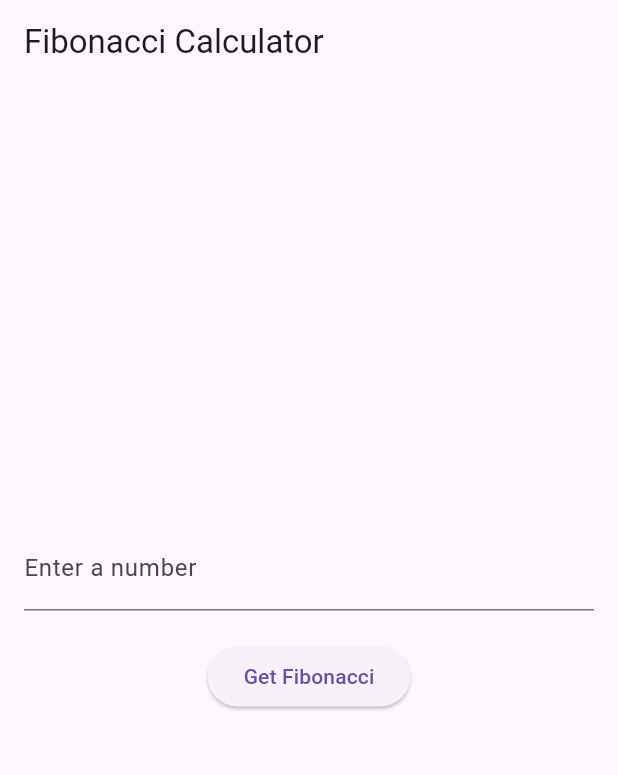
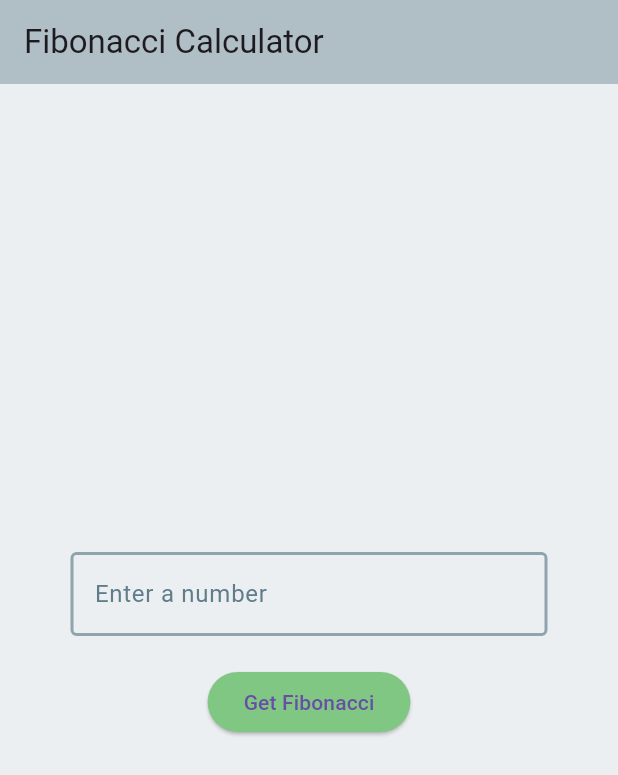
Before and after one commit to scrawfordlk/fibonacci, a Flutter app: the screen it shows after launch, on a phone screen of 412 x 824 dp. Shown: the top 775 px of the screen. Run offline on Flutter 3.47's test engine with Material 3 defaults, Android fonts, the phone set to English and light mode, and no system bars; our stand-ins replace fixnum, loading_animation_widget; missing offline and left inert: grpc, protobuf.

Commit message:
final touches to frontend look

```diff
--- a/flutter_grpc_client/lib/main.dart
+++ b/flutter_grpc_client/lib/main.dart
@@ -1,5 +1,9 @@
 import 'package:flutter/material.dart';
 import 'package:grpc/grpc.dart';
+import 'dart:math'; // For custom animation
+import 'dart:async'; // For Stopwatch
+import 'package:loading_animation_widget/loading_animation_widget.dart';
+
 import 'generated/fibonacci.pb.dart';
 import 'generated/fibonacci.pbgrpc.dart';
 
@@ -13,7 +17,7 @@ class MyApp extends StatelessWidget {
     return MaterialApp(
       title: 'Fibonacci Calculator',
       theme: ThemeData(
-        primarySwatch: Colors.blue,
+        primarySwatch: Colors.blueGrey, // Soft blue-grey theme
       ),
       home: FibonacciScreen(),
     );
@@ -25,10 +29,30 @@ class FibonacciScreen extends StatefulWidget {
   _FibonacciScreenState createState() => _FibonacciScreenState();
 }
 
-class _FibonacciScreenState extends State<FibonacciScreen> {
+class _FibonacciScreenState extends State<FibonacciScreen>
+    with SingleTickerProviderStateMixin {
   final TextEditingController _controller = TextEditingController();
   String _result = '';
+  String _timeTaken = '';
   bool _isLoading = false;
+
+  // Controller for custom loading animation
+  late AnimationController _animationController;
+
+  @override
+  void initState() {
+    super.initState();
+    _animationController = AnimationController(
+      duration: Duration(seconds: 2), // Smooth 2-second rotation
+      vsync: this,
+    )..repeat(); // Automatically start repeating
+  }
+
+  @override
+  void dispose() {
+    _animationController.dispose();
+    super.dispose();
+  }
 
   Future<void> _getFibonacci() async {
     final channel = ClientChannel(
@@ -41,18 +65,25 @@ class _FibonacciScreenState extends State<FibonacciScreen> {
 
     final request = FibonacciRequest()..number = int.parse(_controller.text);
 
+    // Start the stopwatch to measure time taken
+    final stopwatch = Stopwatch()..start();
+
     setState(() {
       _isLoading = true;
     });
 
     try {
       final response = await stub.getFibonacci(request);
+      stopwatch.stop();
+
       setState(() {
         _result = 'Fibonacci: ${response.fibNumber}';
+        _timeTaken = 'Time taken: ${stopwatch.elapsedMilliseconds} ms';
       });
     } catch (e) {
       setState(() {
         _result = 'Error: $e';
+        _timeTaken = ''; // Clear time on error
       });
     } finally {
       setState(() {
@@ -62,34 +93,91 @@ class _FibonacciScreenState extends State<FibonacciScreen> {
     }
   }
 
+  Widget _buildCustomLoading() {
+    return Center(
+      child: LoadingAnimationWidget.halfTriangleDot(
+        color: Colors.white,
+        size: 200,
+      ),
+    );
+  }
+
   @override
   Widget build(BuildContext context) {
     return Scaffold(
       appBar: AppBar(
         title: Text('Fibonacci Calculator'),
+        backgroundColor: Color(0xFFB0BEC5), // Soft pastel grey-blue
       ),
-      body: Padding(
+      backgroundColor: Color(0xFFECEFF1), // Light soft grey background
+      body: Center(
+        child: SizedBox(
+          width: 350, // Fixed width for the box
+          child: Padding(
             padding: const EdgeInsets.all(16.0),
             child: Column(
               mainAxisAlignment: MainAxisAlignment.center,
               children: [
+                if (!_isLoading) ...[
+                  // Input field
                   TextField(
                     controller: _controller,
                     keyboardType: TextInputType.number,
                     decoration: InputDecoration(
                       labelText: 'Enter a number',
+                      labelStyle: TextStyle(color: Color(0xFF607D8B)), // Soft grey-blue
+                      enabledBorder: OutlineInputBorder(
+                        borderSide: BorderSide(
+                            color: Color(0xFF90A4AE), width: 2.0), // Muted grey-blue
+                      ),
+                      focusedBorder: OutlineInputBorder(
+                        borderSide: BorderSide(
+                            color: Color(0xFF81C784), width: 2.0), // Pastel green
+                      ),
                     ),
                   ),
                   SizedBox(height: 20),
+                  // Calculate button
                   ElevatedButton(
-              onPressed: _isLoading ? null : _getFibonacci,
-              child: _isLoading
-                  ? CircularProgressIndicator()
-                  : Text('Get Fibonacci'),
+                    onPressed: _getFibonacci,
+                    style: ElevatedButton.styleFrom(
+                      backgroundColor:
+                          Color(0xFF81C784), // Soft pastel green button
+                    ),
+                    child: Text('Get Fibonacci'),
                   ),
                   SizedBox(height: 20),
-            Text(_result, style: TextStyle(fontSize: 24)),
                 ],
+                if (_isLoading) ...[
+                  // Custom loading animation
+                  _buildCustomLoading(),
+                  SizedBox(height: 20),
+                  Text(
+                    'Calculating...',
+                    style: TextStyle(
+                      fontSize: 18,
+                      color: Color(0xFF455A64), // Soft dark grey-blue
+                    ),
+                  ),
+                ],
+                if (!_isLoading && _result.isNotEmpty) ...[
+                  // Show the result
+                  Text(
+                    _result,
+                    style: TextStyle(
+                        fontSize: 24, color: Color(0xFF455A64)), // Soft dark grey-blue
+                  ),
+                  SizedBox(height: 10),
+                  if (_timeTaken.isNotEmpty)
+                    Text(
+                      _timeTaken,
+                      style: TextStyle(
+                          fontSize: 18, color: Color(0xFF78909C)), // Muted grey-blue
+                    ),
+                ],
+              ],
+            ),
+          ),
         ),
       ),
     );
--- a/flutter_grpc_client/pubspec.yaml
+++ b/flutter_grpc_client/pubspec.yaml
@@ -33,6 +33,7 @@ dependencies:
   googleapis: ^13.2.0
   grpc: ^4.0.1
   protobuf: ^3.1.0
+  loading_animation_widget:
 
   # The following adds the Cupertino Icons font to your application.
   # Use with the CupertinoIcons class for iOS style icons.
```
Also changed, not shown: flutter_grpc_client/pubspec.lock. Lines whose indentation alone changed are shown as unchanged.
